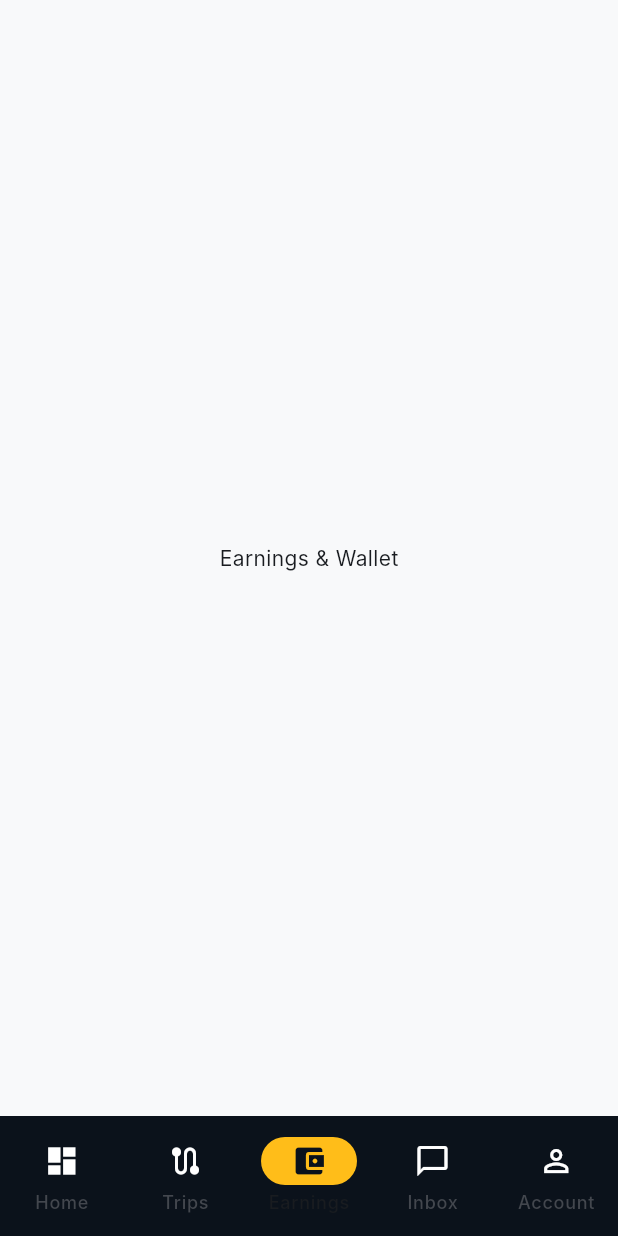
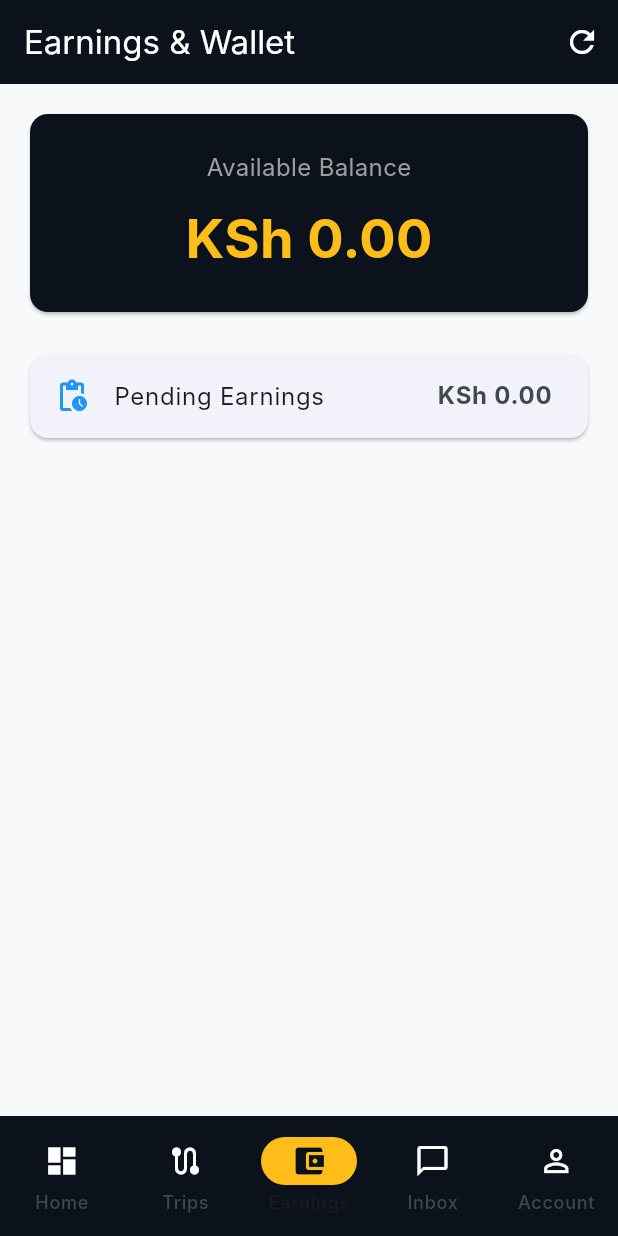
Before and after one commit to didacusdcm1-design/torq-rider, a Flutter app: the MainNavigation screen opened directly with empty values, item 3 of the bottom bar chosen, on a phone screen of 412 x 824 dp. Run offline on Flutter 3.47's test engine with Material 3 defaults, Android fonts, the phone set to English and light mode, and no system bars; our stand-ins replace file_picker, socket_io_client; network calls fail; Roboto replaces fonts that are missing (Inter).

Commit message:
Feature: Rider Earnings Wallet Tab

```diff
--- a/lib/main.dart
+++ b/lib/main.dart
@@ -149,7 +149,7 @@ class _MainNavigationState extends State<MainNavigation> {
     final screens = [
       HomeTab(token: widget.token),
       const TripsTab(),
-      const EarningsTab(),
+      EarningsTab(token: widget.token),
       const InboxTab(),
       AccountTab(token: widget.token),
     ];
@@ -271,7 +271,83 @@ class _HomeTabState extends State<HomeTab> {
 }
 
 class TripsTab extends StatelessWidget { const TripsTab({super.key}); @override Widget build(BuildContext context) { return const Scaffold(body: Center(child: Text('Trip History'))); } }
-class EarningsTab extends StatelessWidget { const EarningsTab({super.key}); @override Widget build(BuildContext context) { return const Scaffold(body: Center(child: Text('Earnings & Wallet'))); } }
+class EarningsTab extends StatefulWidget {
+  final String token;
+  const EarningsTab({super.key, required this.token});
+  @override
+  State<EarningsTab> createState() => _EarningsTabState();
+}
+
+class _EarningsTabState extends State<EarningsTab> {
+  final _tripService = TripService();
+  Map<String, dynamic>? _wallet;
+  bool _isLoading = true;
+
+  @override
+  void initState() {
+    super.initState();
+    _loadWallet();
+  }
+
+  void _loadWallet() async {
+    setState(() => _isLoading = true);
+    final wallet = await _tripService.getWallet(widget.token);
+    setState(() {
+      _wallet = wallet;
+      _isLoading = false;
+    });
+  }
+
+  @override
+  Widget build(BuildContext context) {
+    return Scaffold(
+      appBar: AppBar(
+        title: const Text('Earnings & Wallet'),
+        backgroundColor: const Color(0xFF0B121B),
+        foregroundColor: Colors.white,
+        actions: [IconButton(icon: const Icon(Icons.refresh), onPressed: _loadWallet)],
+      ),
+      body: _isLoading
+          ? const Center(child: CircularProgressIndicator())
+          : Padding(
+              padding: const EdgeInsets.all(16.0),
+              child: Column(
+                crossAxisAlignment: CrossAxisAlignment.stretch,
+                children: [
+                  Card(
+                    color: const Color(0xFF0B121B),
+                    child: Padding(
+                      padding: const EdgeInsets.all(24.0),
+                      child: Column(
+                        children: [
+                          const Text('Available Balance', style: TextStyle(color: Colors.grey, fontSize: 16)),
+                          const SizedBox(height: 10),
+                          Text(
+                            'KSh ${(_wallet?['balance'] ?? 0).toStringAsFixed(2)}',
+                            style: const TextStyle(color: Color(0xFFFFBD19), fontSize: 36, fontWeight: FontWeight.bold),
+                          ),
+                        ],
+                      ),
+                    ),
+                  ),
+                  const SizedBox(height: 20),
+                  Card(
+                    child: ListTile(
+                      leading: const Icon(Icons.pending_actions, color: Colors.blue),
+                      title: const Text('Pending Earnings'),
+                      trailing: Text(
+                        'KSh ${(_wallet?['pendingEarnings'] ?? 0).toStringAsFixed(2)}',
+                        style: const TextStyle(fontWeight: FontWeight.bold, fontSize: 16),
+                      ),
+                    ),
+                  ),
+                ],
+              ),
+            ),
+    );
+  }
+}
+
 class InboxTab extends StatelessWidget { const InboxTab({super.key}); @override Widget build(BuildContext context) { return const Scaffold(body: Center(child: Text('Messages & Alerts'))); } }
 
 class AccountTab extends StatefulWidget {
--- a/lib/services/trip_service.dart
+++ b/lib/services/trip_service.dart
@@ -66,4 +66,18 @@ class TripService {
     );
     return response.statusCode == 200 || response.statusCode == 201;
   }
+  Future<Map<String, dynamic>?> getWallet(String token) async {
+    try {
+      final response = await http.get(
+        Uri.parse('$baseUrl/trips/rider/wallet'),
+        headers: {'Authorization': 'Bearer $token'},
+      );
+      if (response.statusCode == 200) {
+        return jsonDecode(response.body);
+      }
+      return null;
+    } catch (e) {
+      return null;
+    }
+  }
 }
```
